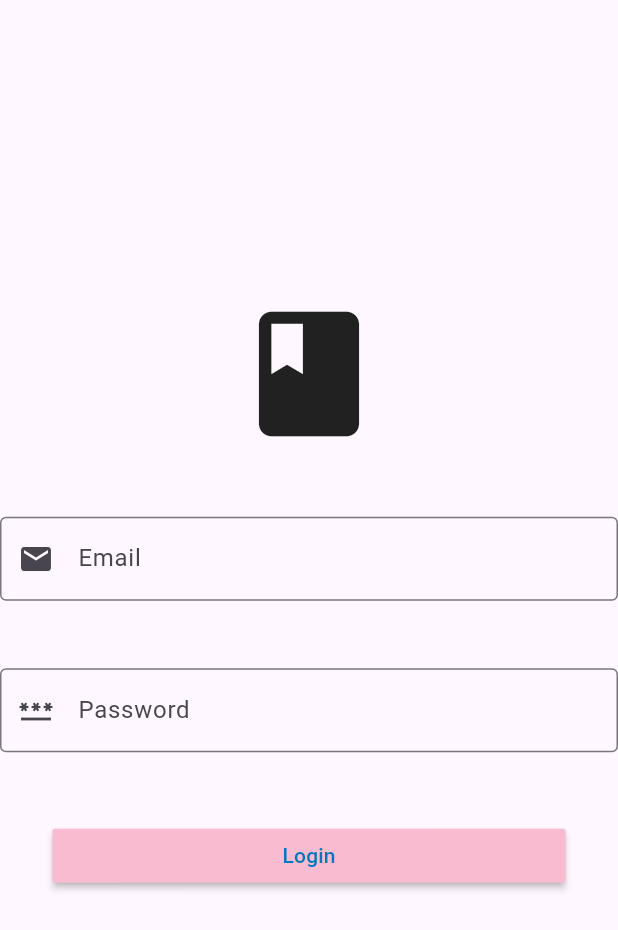
After one commit to AhmadDaneil/individual_assignment_csc660, a Flutter app: the screen it shows after launch, on a phone screen of 412 x 824 dp. The commit adds this screen. Shown: the top 930 px of the screen. Run offline on Flutter 3.47's test engine with Material 3 defaults, Android fonts, the phone set to English and light mode, and no system bars.

Commit message:
Adding login page, with drawer navigation and also adding navigation to the next page

```diff
--- /dev/null
+++ b/lib/login.dart
@@ -0,0 +1,78 @@
+import 'package:flutter/material.dart';
+
+class Login extends StatefulWidget {
+  const Login({super.key});
+
+  @override
+  State<Login> createState() => _LoginState();
+}
+
+class _LoginState extends State<Login> {
+  @override
+  Widget build(BuildContext context) {
+    return Scaffold(
+      body: Column(
+        mainAxisAlignment: MainAxisAlignment.center,
+        crossAxisAlignment: CrossAxisAlignment.center,
+        children: [
+          const Icon(
+            Icons.book,
+            size: 100,
+            ),
+          Padding(
+            padding: const EdgeInsets.symmetric(vertical: 30),
+            child: Form(
+              child: Column(
+                children: [
+                  Padding(padding: const EdgeInsets.symmetric(vertical: 15),
+                  child: TextFormField(
+                    keyboardType: TextInputType.emailAddress,
+                    decoration: const InputDecoration(
+                      labelText: 'Email',
+                      hintText: 'Enter Email',
+                      prefixIcon: Icon(Icons.email),
+                      border: OutlineInputBorder(),
+                    ),
+                    onChanged: (String value) {},
+                    validator: (value) {
+                      return value!.isEmpty ? 'Please enter email' : null;
+                    },
+                  ),
+                  ),
+                  const SizedBox(height: 15),
+                  Padding(padding: const EdgeInsets.symmetric(vertical: 15),
+                  child: TextFormField(
+                    keyboardType: TextInputType.emailAddress,
+                    decoration: const InputDecoration(
+                      labelText: 'Password',
+                      hintText: 'Enter Password',
+                      prefixIcon: Icon(Icons.password),
+                      border: OutlineInputBorder(),
+                    ),
+                    onChanged: (String value) {},
+                    validator: (value) {
+                      return value!.isEmpty ? 'Please enter password' : null;
+                    },
+                  ),
+                  ),
+                  const SizedBox(height: 30),
+                  Padding(padding: const EdgeInsets.symmetric(horizontal:35),
+                  child: MaterialButton(
+                    minWidth: double.infinity,
+                    onPressed:() async{
+                    await Navigator.pushNamed(context, '/home');
+                    },
+                    color: Colors.pink[100],
+                    textColor: Colors.lightBlue[800],
+                    child: const Text('Login'),
+                    ),
+                  )
+                ],
+              ),
+              ),
+            ),
+        ],
+      ),
+    );
+  }
+}
```
Also changed, not shown: lib/homepage.dart (+58 -8 lines), lib/main.dart (+11 -18 lines), 1 other file.
